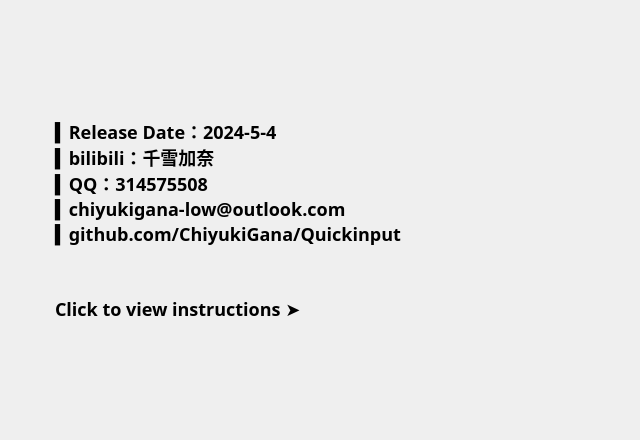
Old version of the form .ui/AboutUi.ui in the repository ChiyukiGana/Quickinput.
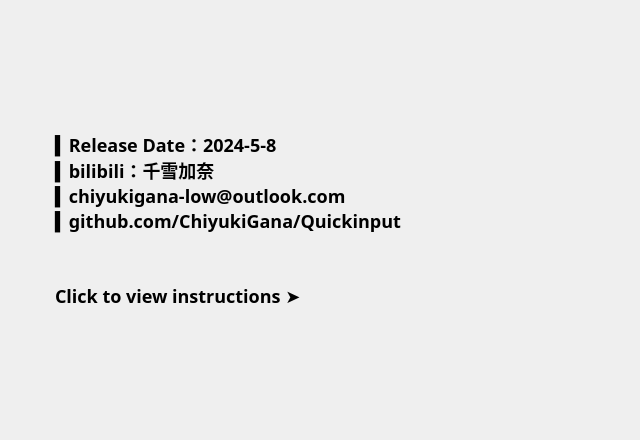
New version of the form. Icons and pictures are not drawn.

Diff of the .ui file:
```diff
--- a/.ui/AboutUi.ui
+++ b/.ui/AboutUi.ui
@@ -70,9 +70,8 @@
       <string notr="true">QLabel{color:black;border-image:url(:/about.png);padding-left:50px;font-size:18px}QLabel:hover{color:#00F;}</string>
      </property>
      <property name="text">
-      <string>▍Release Date：2024-5-4
+      <string>▍Release Date：2024-5-8
 ▍bilibili：千雪加奈
-▍QQ：314575508
 ▍chiyukigana-low@outlook.com
 ▍github.com/ChiyukiGana/Quickinput
 
```
